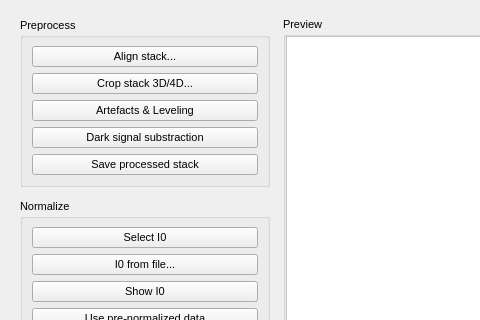
The window that mantis_xray/pagestack.ui (mlerotic/spectromicroscopy) describes before a commit, drawn with Qt 5; both pictures show x 0 to 480 and y 0 to 320 of the 1024 by 818 pixel window.
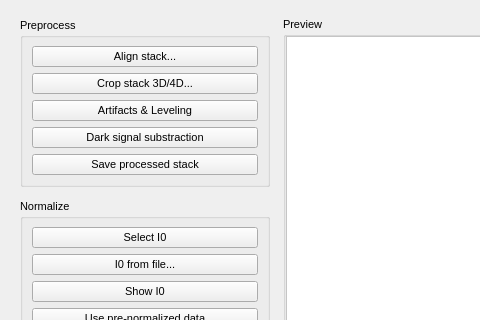
The same window after the commit. Custom widgets are drawn as their Qt base class.

Commit message: PageStack: preview panel enabled, spectrum panel and lasso ROI disabled (not operational)

What changed in the file:
```diff
--- a/mantis_xray/pagestack.ui
+++ b/mantis_xray/pagestack.ui
@@ -111,7 +111,7 @@
            <item>
             <widget class="QPushButton" name="button_artefacts">
              <property name="text">
-              <string>Artefacts &amp;&amp; Leveling</string>
+              <string>Artifacts &amp;&amp; Leveling</string>
              </property>
             </widget>
            </item>
```
The commit also changes 2 other files.
